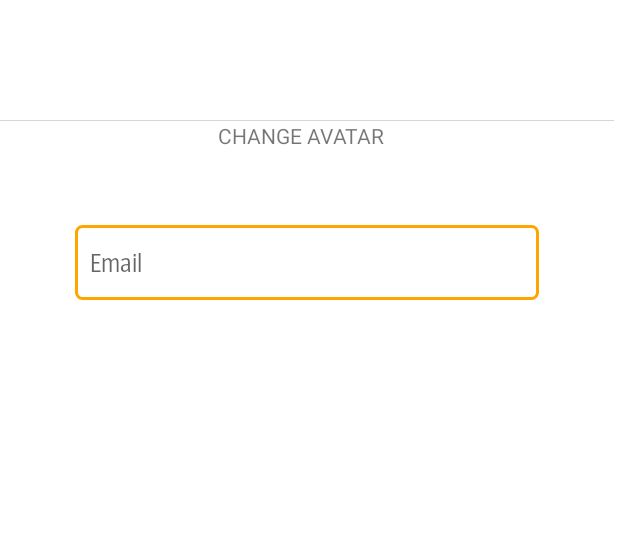
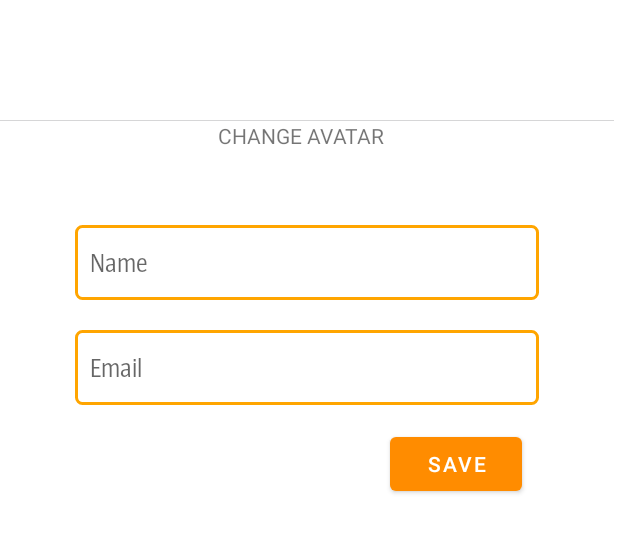
Before and after one commit to Stacktrek-Training/stack-i-learning-mobile-app, an Android app: the layout activity_edit_profile.xml on its own in the app's theme, with its tools: preview values and no code run, on a phone screen of 412 x 824 dp. Shown: the top 533 px of the screen. Run offline under Robolectric (Android 15) with nearby library versions, the phone set to English and light mode, and no system bars.

Commit message:
Added Edit Profile

```diff
--- a/app/src/main/res/layout/activity_edit_profile.xml
+++ b/app/src/main/res/layout/activity_edit_profile.xml
@@ -14,7 +14,7 @@
         tools:layout_editor_absoluteY="1dp">
 
         <ImageView
-            android:id="@+id/imageView2"
+            android:id="@+id/editprofileimage"
             android:layout_width="match_parent"
             android:layout_height="wrap_content"
             android:layout_marginTop="80dp"
@@ -29,7 +29,7 @@
             android:text="CHANGE AVATAR" />
 
         <EditText
-            android:id="@+id/etEmail3"
+            android:id="@+id/editname"
             android:layout_width="match_parent"
             android:layout_height="50dp"
             android:layout_below="@+id/logo"
@@ -38,7 +38,29 @@
             android:layout_marginRight="50dp"
             android:background="@drawable/input_background"
             android:fontFamily="@font/spiegel_cd_regular"
+            android:hint="@string/name"
+            android:padding="10dp" />
+
+        <EditText
+            android:id="@+id/editemail"
+            android:layout_width="match_parent"
+            android:layout_height="50dp"
+            android:layout_below="@+id/logo"
+            android:layout_marginLeft="50dp"
+            android:layout_marginTop="20dp"
+            android:layout_marginRight="50dp"
+            android:background="@drawable/input_background"
+            android:fontFamily="@font/spiegel_cd_regular"
             android:hint="@string/email"
             android:padding="10dp" />
+
+        <Button
+            android:id="@+id/profilesaveedit"
+            android:layout_width="wrap_content"
+            android:layout_height="wrap_content"
+            android:layout_marginLeft="260dp"
+            android:layout_marginTop="15dp"
+            android:text="Save" />
+
     </LinearLayout>
 </androidx.constraintlayout.widget.ConstraintLayout>
--- a/app/src/main/res/values/strings.xml
+++ b/app/src/main/res/values/strings.xml
@@ -6,6 +6,7 @@
     <!-- Login/Register Strings -->
     <string name="email">Email</string>
     <string name="username">Username</string>
+    <string name="name">Name</string>
     <string name="password">Password</string>
     <string name="don_t_have_an_account_register">Don\'t have an account? Register</string>
     <string name="login">Login</string>
```
